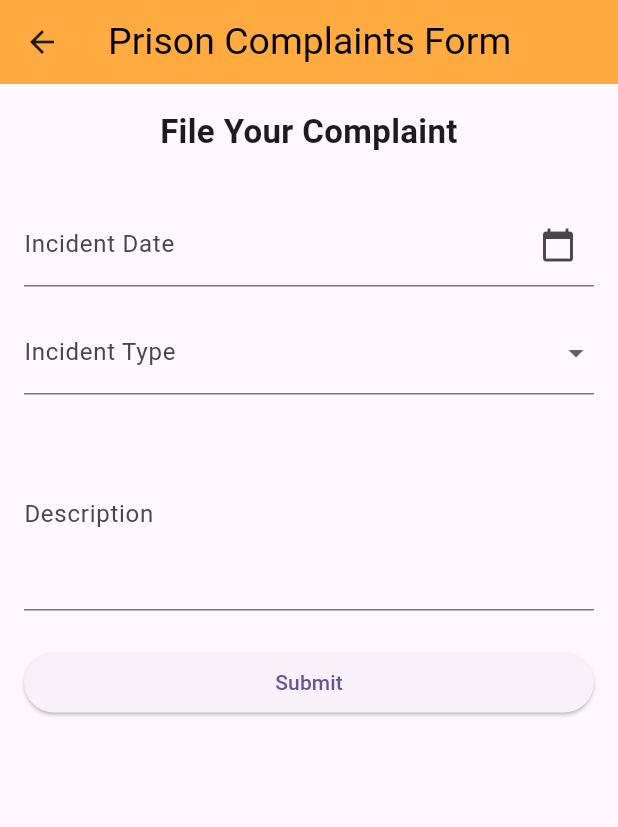
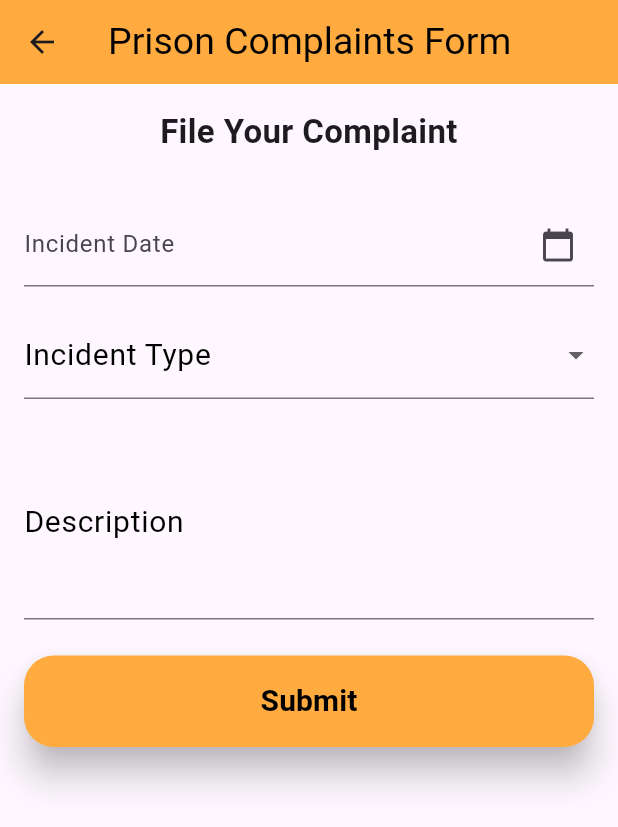
Before and after one commit to Christolio-Al-Fhaily/Group1-Mobile-Programming, a Flutter app: the ComplaintsForm screen opened directly with empty values, on a phone screen of 412 x 824 dp. Shown: the top 827 px of the screen. Run offline on Flutter 3.47's test engine with Material 3 defaults, Android fonts, the phone set to English and light mode, and no system bars; our stand-ins replace flutter_dotenv.

Commit message:
fixed complaints style

```diff
--- a/prison_ui/lib/complaints.dart
+++ b/prison_ui/lib/complaints.dart
@@ -47,11 +47,13 @@ class _ComplaintsFormState extends State<ComplaintsForm> {
 
       try {
         // Send the POST request
-        final response = await http.post(
-          Uri.parse('${dotenv.env['API_URL']!}/complaints'),
-          headers: {"Content-Type": "application/json"},
-          body: jsonEncode(complaintData),
-        ).timeout(const Duration(seconds: 10));
+        final response = await http
+            .post(
+              Uri.parse('${dotenv.env['API_URL']!}/complaints'),
+              headers: {"Content-Type": "application/json"},
+              body: jsonEncode(complaintData),
+            )
+            .timeout(const Duration(seconds: 10));
 
         if (response.statusCode == 201) {
           // Show success message
@@ -88,6 +90,23 @@ class _ComplaintsFormState extends State<ComplaintsForm> {
       initialDate: DateTime.now(),
       firstDate: DateTime(2024),
       lastDate: DateTime.now(),
+      builder: (BuildContext context, Widget? child) {
+        return Theme(
+          data: ThemeData(
+            colorScheme: const ColorScheme.light(
+              primary: Colors.orangeAccent, // Header color (month and year)
+              onPrimary: Colors.white, // Text color in header
+              onSurface: Colors.black, // Text color for days
+            ),
+            buttonTheme: const ButtonThemeData(
+              textTheme: ButtonTextTheme.primary,
+            ),
+            dialogBackgroundColor:
+                Colors.white, // Background color for date picker
+          ),
+          child: child!,
+        );
+      },
     );
 
     if (pickedDate != null && pickedDate != _selectedDate) {
@@ -144,7 +163,13 @@ class _ComplaintsFormState extends State<ComplaintsForm> {
               // Incident Type Dropdown
               DropdownButtonFormField<String>(
                 value: _incidentType,
-                decoration: const InputDecoration(labelText: 'Incident Type'),
+                decoration: const InputDecoration(
+                  labelText: 'Incident Type',
+                  labelStyle: TextStyle(
+                    color: Colors.black,
+                    fontSize: 20,
+                  ),
+                ),
                 items: _incidentTypes.map((String value) {
                   return DropdownMenuItem<String>(
                     value: value.toUpperCase(),
@@ -168,7 +193,13 @@ class _ComplaintsFormState extends State<ComplaintsForm> {
               // Description Field
               TextFormField(
                 controller: _descriptionController,
-                decoration: const InputDecoration(labelText: 'Description'),
+                decoration: const InputDecoration(
+                  labelText: 'Description',
+                  labelStyle: TextStyle(
+                    color: Colors.black,
+                    fontSize: 20,
+                  ),
+                ),
                 maxLines: 4,
                 validator: (value) {
                   if (value == null || value.isEmpty) {
@@ -182,7 +213,24 @@ class _ComplaintsFormState extends State<ComplaintsForm> {
               // Submit Button
               ElevatedButton(
                 onPressed: _submitForm,
-                child: const Text('Submit'),
+                style: ElevatedButton.styleFrom(
+                  backgroundColor: Colors.orangeAccent,
+                  elevation: 10,
+                  // Set elevation for the shadow
+                  shadowColor: Colors.grey.withOpacity(0.8),
+                  // Customize the shadow color
+                  shape: RoundedRectangleBorder(
+                    borderRadius: BorderRadius.circular(20.0),
+                  ),
+                  padding: const EdgeInsets.symmetric(
+                      vertical: 16.0, horizontal: 32.0),
+                ),
+                child: const Text('Submit',
+                    style: TextStyle(
+                      fontSize: 20,
+                      color: Colors.black,
+                      fontWeight: FontWeight.bold,
+                    )),
               ),
               const SizedBox(
                 height: 10,
```
